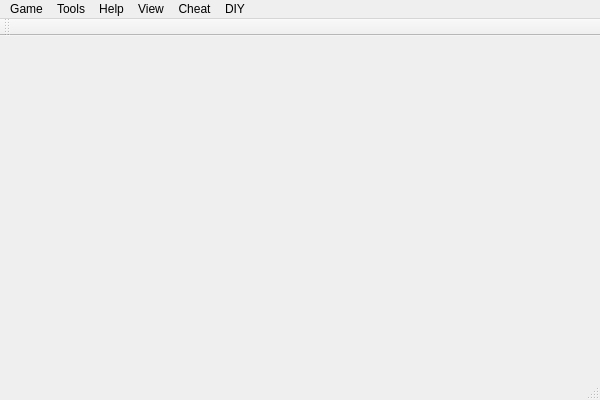
First picture: the form in src/dialog/mainwindow.ui, repository jason928594357/Qsanguosha, before the edit.
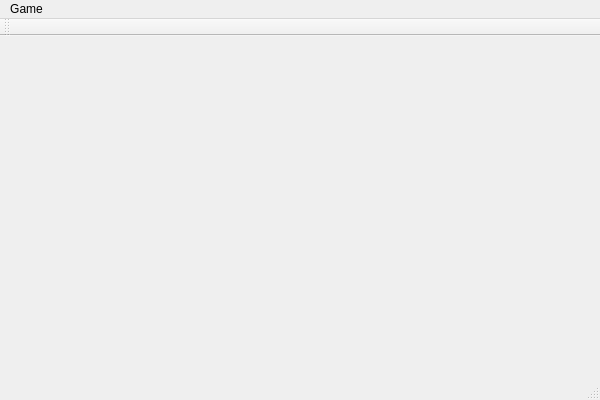
Second picture: the form after the edit.

```diff
--- a/src/dialog/mainwindow.ui
+++ b/src/dialog/mainwindow.ui
@@ -27,42 +27,9 @@
     <property name="title">
      <string>Game</string>
     </property>
-    <addaction name="actionStart_Game"/>
-	<addaction name="actionStart_Server"/>
-   </widget>
-   <widget class="QMenu" name="menuTools">
-    <property name="title">
-     <string>Tools</string>
-    </property>
-	<addaction name="actionGeneral_Overview"/>
-   </widget>
-   <widget class="QMenu" name="menuHelp">
-    <property name="title">
-     <string>Help</string>
-    </property>
-   </widget>
-   <widget class="QMenu" name="menuView">
-    <property name="title">
-     <string>View</string>
-    </property>
-	<addaction name="actionMinimize_to_system_tray"/>
-   </widget>
-   <widget class="QMenu" name="menuCheat">
-    <property name="title">
-     <string>Cheat</string>
-    </property>
-   </widget>
-   <widget class="QMenu" name="menuDIY">
-    <property name="title">
-     <string>DIY</string>
-    </property>
+    <addaction name="actionExit"/>
    </widget>
    <addaction name="menuGame"/>
-   <addaction name="menuTools"/>
-   <addaction name="menuHelp"/>
-   <addaction name="menuView"/>
-   <addaction name="menuCheat"/>
-   <addaction name="menuDIY"/>
   </widget>
   <widget class="QToolBar" name="mainToolBar">
    <attribute name="toolBarArea">
```
Left out of the diff: 40 changed lines with no effect on the pictures.
